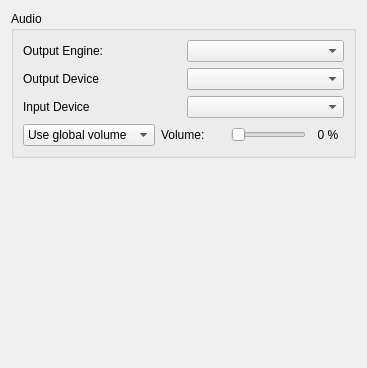
Before: the Qt Designer form src/yuzu/configuration/configure_audio.ui in Kryptuq/Yuzu-Early-Access-files, drawn with Qt 5.
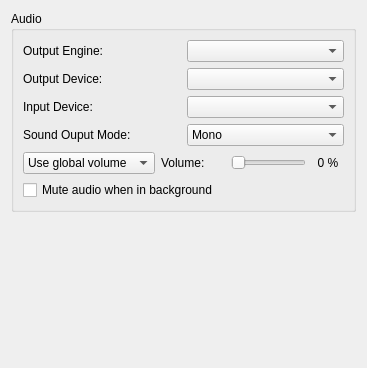
After: the same form once the commit is applied.

```diff
--- a/src/yuzu/configuration/configure_audio.ui
+++ b/src/yuzu/configuration/configure_audio.ui
@@ -39,7 +39,7 @@
         <item>
          <widget class="QLabel" name="output_label">
           <property name="text">
-           <string>Output Device</string>
+           <string>Output Device:</string>
           </property>
          </widget>
         </item>
@@ -53,7 +53,7 @@
         <item>
          <widget class="QLabel" name="input_label">
           <property name="text">
-           <string>Input Device</string>
+           <string>Input Device:</string>
           </property>
          </widget>
         </item>
@@ -62,6 +62,36 @@
         </item>
        </layout>
       </item>
+       <item>
+       <layout class="QHBoxLayout" name="mode_layout">
+        <item>
+         <widget class="QLabel" name="mode_label">
+          <property name="text">
+           <string>Sound Ouput Mode:</string>
+          </property>
+         </widget>
+        </item>
+        <item>
+          <widget class="QComboBox" name="combo_sound">
+            <item>
+              <property name="text">
+                <string>Mono</string>
+              </property>
+            </item>
+            <item>
+              <property name="text">
+                <string>Stereo</string>
+              </property>
+            </item>
+            <item>
+              <property name="text">
+                <string>Surround</string>
+              </property>
+            </item>
+          </widget>
+        </item>
+       </layout>
+      </item>
       <item>
        <widget class="QWidget" name="volume_layout" native="true">
         <layout class="QHBoxLayout" name="horizontalLayout_2">
@@ -149,6 +179,17 @@
         </layout>
        </widget>
       </item>
+      <item>
+       <layout class="QHBoxLayout" name="mute_layout">
+         <item>
+           <widget class="QCheckBox" name="toggle_background_mute">
+             <property name="text">
+               <string>Mute audio when in background</string>
+             </property>
+           </widget>
+         </item>
+       </layout>
+      </item>
      </layout>
     </widget>
    </item>
```
